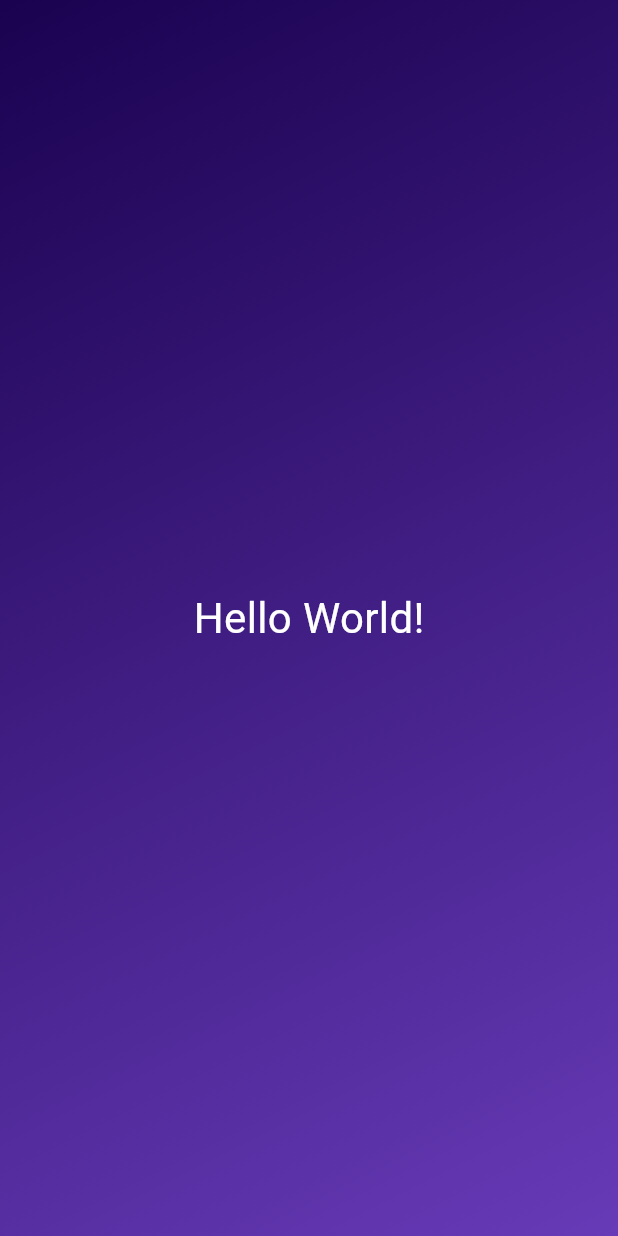
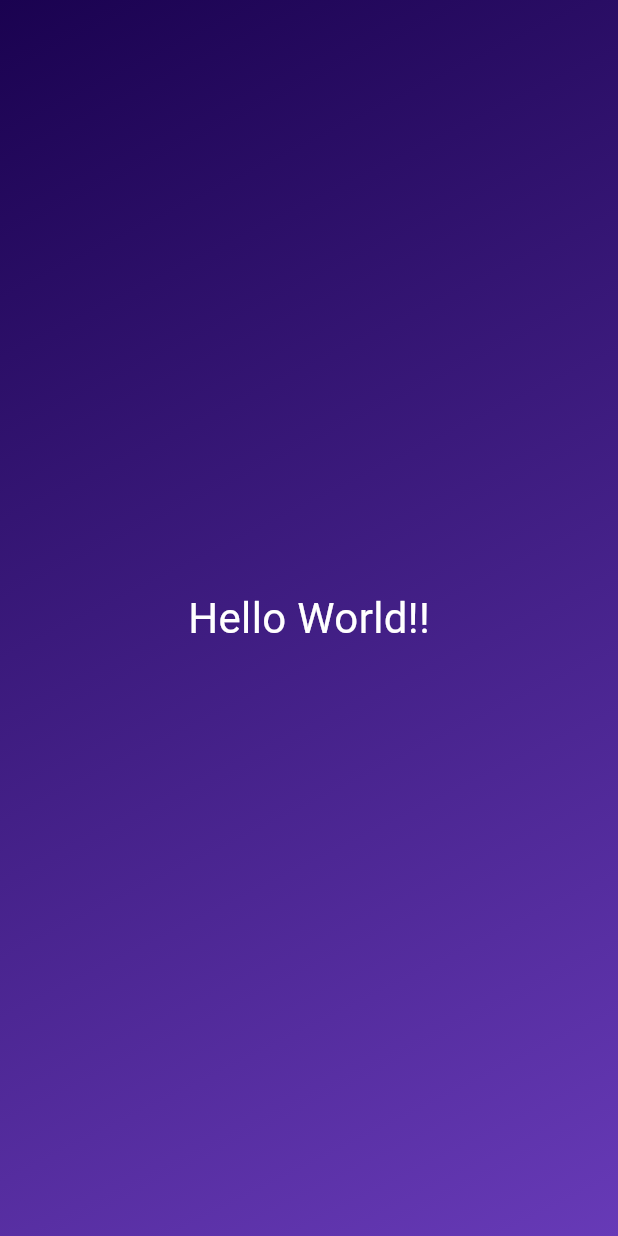
Before and after one commit to Pabitra-26/flutter_projects_oreilly, a Flutter app: the screen it shows after launch, on a phone screen of 412 x 824 dp. Run offline on Flutter 3.47's test engine with Material 3 defaults, Android fonts, the phone set to English and light mode, and no system bars.

Commit message:
Refactor main function to use GradientContainer and add TextContainer widget

```diff
--- /dev/null
+++ b/basics/lib/gradient_container.dart
@@ -0,0 +1,25 @@
+import 'package:flutter/material.dart';
+import 'package:basics/text_container.dart';
+
+Alignment? startAlignment;
+var endAlignment = Alignment.bottomRight;
+
+class GradientContainer extends StatelessWidget {
+  const GradientContainer({super.key});
+  @override
+  Widget build(context) {
+    startAlignment = Alignment.topLeft;
+    return Container(
+      decoration: BoxDecoration(
+        gradient: LinearGradient(
+          colors: [Color.fromARGB(255, 26, 2, 80), Colors.deepPurple],
+          begin: startAlignment,
+          end: endAlignment,
+        ),
+      ),
+      child: const Center(
+        child: TextContainer(),
+      ),
+    );
+  }
+}
--- a/basics/lib/main.dart
+++ b/basics/lib/main.dart
@@ -1,21 +1,11 @@
 import 'package:flutter/material.dart';
+import 'package:basics/gradient_container.dart';
 
 void main() {
   runApp(
     MaterialApp(
       home: Scaffold(
-        body: Container(
-          decoration: const BoxDecoration(
-            gradient: LinearGradient(
-              colors: [Color.fromARGB(255, 26, 2, 80), Colors.deepPurple],
-              begin: Alignment.topLeft,
-              end: Alignment.bottomRight,
-            ),
-          ),
-          child: const Center(
-            child: Text('Hello World!', style: TextStyle(color: Colors.white, fontSize: 28)),
-          ),
-        ),
+        body: GradientContainer(),
       ),
     ),
   );
--- /dev/null
+++ b/basics/lib/text_container.dart
@@ -0,0 +1,12 @@
+import 'package:flutter/material.dart';
+
+class TextContainer extends StatelessWidget {
+  const TextContainer({super.key});
+  @override
+  Widget build(context){
+    return Text(
+          'Hello World!!',
+          style: TextStyle(color: Colors.white, fontSize: 28),
+        );
+  }
+}
```
